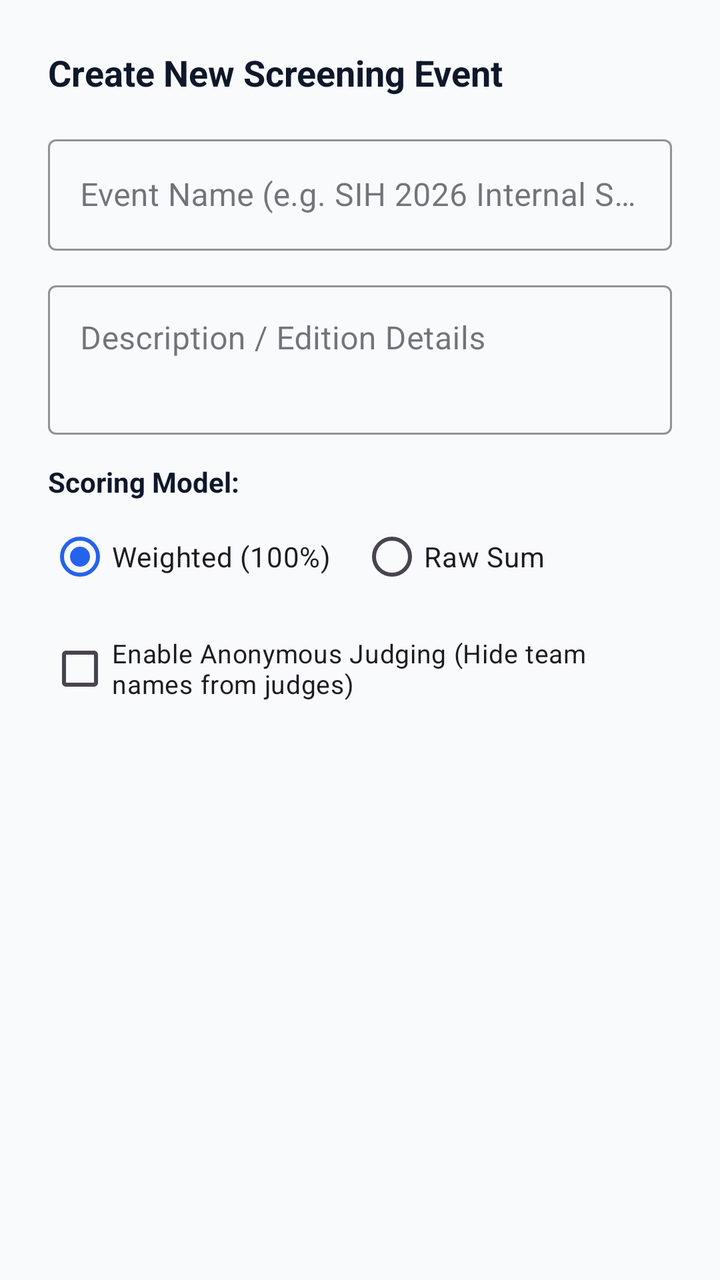
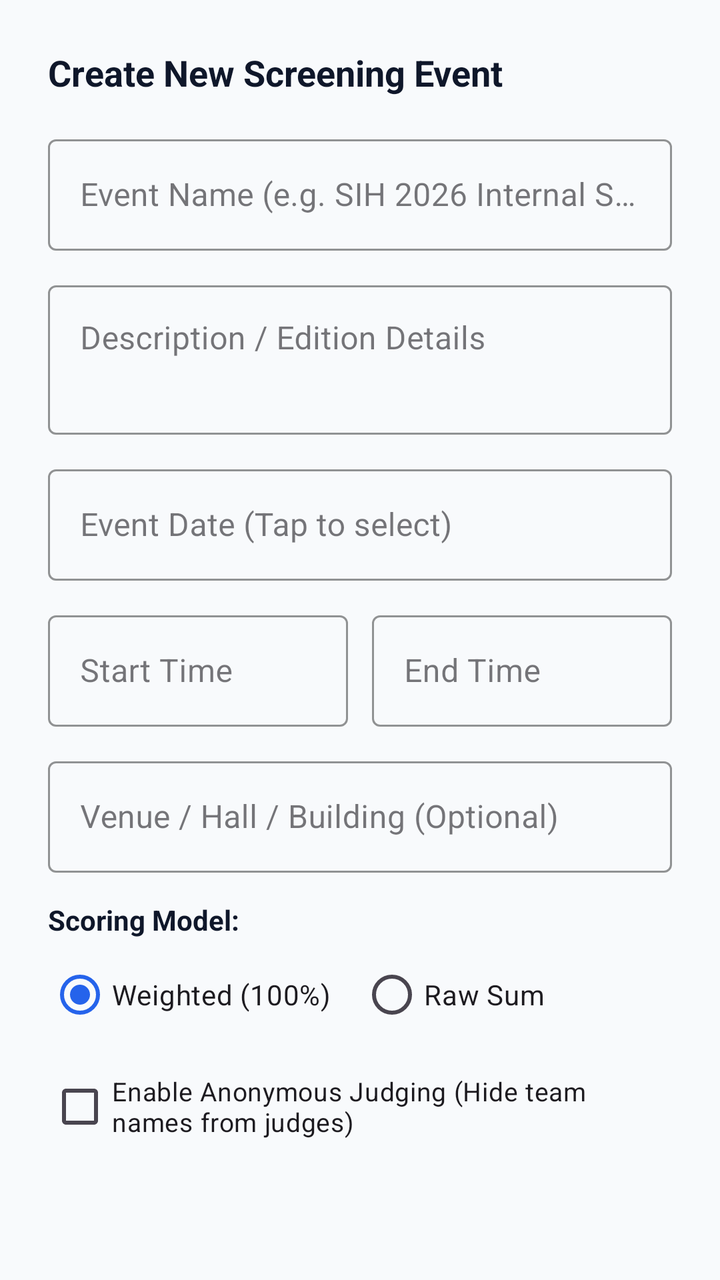

An Android layout rendered at two revisions. The XML below is the earlier revision; the diff shows what the commit changed to produce the second picture.
<!-- AndroidManifest.xml: application theme Theme.Judgex -->
<!-- res/layout/dialog_add_event.xml -->
<?xml version="1.0" encoding="utf-8"?>
<LinearLayout xmlns:android="http://schemas.android.com/apk/res/android"
    xmlns:app="http://schemas.android.com/apk/res-auto"
    android:layout_width="match_parent"
    android:layout_height="wrap_content"
    android:orientation="vertical"
    android:padding="24dp">

    <TextView
        android:id="@+id/tvDialogTitle"
        android:layout_width="wrap_content"
        android:layout_height="wrap_content"
        android:text="Create New Screening Event"
        android:textColor="@color/text_primary"
        android:textSize="18sp"
        android:textStyle="bold" />

    <com.google.android.material.textfield.TextInputLayout
        android:id="@+id/tilEventName"
        style="@style/Widget.MaterialComponents.TextInputLayout.OutlinedBox"
        android:layout_width="match_parent"
        android:layout_height="wrap_content"
        android:layout_marginTop="16dp"
        android:hint="Event Name (e.g. SIH 2026 Internal Screening)"
        app:boxStrokeColor="@color/accent">

        <com.google.android.material.textfield.TextInputEditText
            android:id="@+id/etEventName"
            android:layout_width="match_parent"
            android:layout_height="wrap_content"
            android:inputType="textCapWords" />

    </com.google.android.material.textfield.TextInputLayout>

    <com.google.android.material.textfield.TextInputLayout
        android:id="@+id/tilEventDescription"
        style="@style/Widget.MaterialComponents.TextInputLayout.OutlinedBox"
        android:layout_width="match_parent"
        android:layout_height="wrap_content"
        android:layout_marginTop="12dp"
        android:hint="Description / Edition Details"
        app:boxStrokeColor="@color/accent">

        <com.google.android.material.textfield.TextInputEditText
            android:id="@+id/etEventDescription"
            android:layout_width="match_parent"
            android:layout_height="wrap_content"
            android:gravity="top|start"
            android:inputType="textMultiLine"
            android:minLines="2" />

    </com.google.android.material.textfield.TextInputLayout>

    <TextView
        android:layout_width="wrap_content"
        android:layout_height="wrap_content"
        android:layout_marginTop="14dp"
        android:text="Scoring Model:"
        android:textColor="@color/text_primary"
        android:textSize="14sp"
        android:textStyle="bold" />

    <RadioGroup
        android:id="@+id/rgScoringType"
        android:layout_width="match_parent"
        android:layout_height="wrap_content"
        android:layout_marginTop="4dp"
        android:orientation="horizontal">

        <RadioButton
            android:id="@+id/rbScoringWeighted"
            android:layout_width="0dp"
            android:layout_height="wrap_content"
            android:layout_weight="1"
            android:checked="true"
            android:text="Weighted (100%)" />

        <RadioButton
            android:id="@+id/rbScoringRaw"
            android:layout_width="0dp"
            android:layout_height="wrap_content"
            android:layout_weight="1"
            android:text="Raw Sum" />

    </RadioGroup>

    <com.google.android.material.checkbox.MaterialCheckBox
        android:id="@+id/cbAnonymousJudging"
        android:layout_width="match_parent"
        android:layout_height="wrap_content"
        android:layout_marginTop="8dp"
        android:text="Enable Anonymous Judging (Hide team names from judges)"
        android:textSize="13sp" />

</LinearLayout>
<!-- resources referenced by this layout -->
<resources>
  <color name="accent">#2563EB</color>
  <color name="text_primary">#0F172A</color>
  <style name="Theme.Judgex" parent="Theme.Material3.DayNight.NoActionBar">
          
          <item name="colorPrimary">@color/accent</item>
          <item name="colorPrimaryVariant">@color/primary_dark</item>
          <item name="colorOnPrimary">@color/white</item>
          
          <item name="colorSecondary">@color/accent_light</item>
          <item name="colorSecondaryVariant">@color/accent</item>
          <item name="colorOnSecondary">@color/white</item>
          
          <item name="android:statusBarColor">@color/primary</item>
          <item name="android:windowLightStatusBar">false</item>
          
          <item name="android:windowBackground">@color/background</item>
      </style>
  <color name="primary_dark">#020617</color>
  <color name="white">#FFFFFF</color>
  <color name="accent_light">#3B82F6</color>
  <color name="primary">#0F172A</color>
  <color name="background">#F8FAFC</color>
</resources>

<!-- the commit's change to res/layout/dialog_add_event.xml (unified diff, before → after) -->
@@ -1,95 +1,188 @@
 <?xml version="1.0" encoding="utf-8"?>
-<LinearLayout xmlns:android="http://schemas.android.com/apk/res/android"
+<ScrollView xmlns:android="http://schemas.android.com/apk/res/android"
     xmlns:app="http://schemas.android.com/apk/res-auto"
     android:layout_width="match_parent"
-    android:layout_height="wrap_content"
-    android:orientation="vertical"
-    android:padding="24dp">
+    android:layout_height="wrap_content">
 
-    <TextView
-        android:id="@+id/tvDialogTitle"
-        android:layout_width="wrap_content"
-        android:layout_height="wrap_content"
-        android:text="Create New Screening Event"
-        android:textColor="@color/text_primary"
-        android:textSize="18sp"
-        android:textStyle="bold" />
-
-    <com.google.android.material.textfield.TextInputLayout
-        android:id="@+id/tilEventName"
-        style="@style/Widget.MaterialComponents.TextInputLayout.OutlinedBox"
+    <LinearLayout
         android:layout_width="match_parent"
         android:layout_height="wrap_content"
-        android:layout_marginTop="16dp"
-        android:hint="Event Name (e.g. SIH 2026 Internal Screening)"
-        app:boxStrokeColor="@color/accent">
+        android:orientation="vertical"
+        android:padding="24dp">
 
-        <com.google.android.material.textfield.TextInputEditText
-            android:id="@+id/etEventName"
+        <TextView
+            android:id="@+id/tvDialogTitle"
+            android:layout_width="wrap_content"
+            android:layout_height="wrap_content"
+            android:text="Create New Screening Event"
+            android:textColor="@color/text_primary"
+            android:textSize="18sp"
+            android:textStyle="bold" />
+
+        <com.google.android.material.textfield.TextInputLayout
+            android:id="@+id/tilEventName"
+            style="@style/Widget.MaterialComponents.TextInputLayout.OutlinedBox"
             android:layout_width="match_parent"
             android:layout_height="wrap_content"
-            android:inputType="textCapWords" />
+            android:layout_marginTop="16dp"
+            android:hint="Event Name (e.g. SIH 2026 Internal Screening)"
+            app:boxStrokeColor="@color/accent">
 
-    </com.google.android.material.textfield.TextInputLayout>
+            <com.google.android.material.textfield.TextInputEditText
+                android:id="@+id/etEventName"
+                android:layout_width="match_parent"
+                android:layout_height="wrap_content"
+                android:inputType="textCapWords" />
 
-    <com.google.android.material.textfield.TextInputLayout
-        android:id="@+id/tilEventDescription"
-        style="@style/Widget.MaterialComponents.TextInputLayout.OutlinedBox"
-        android:layout_width="match_parent"
-        android:layout_height="wrap_content"
-        android:layout_marginTop="12dp"
-        android:hint="Description / Edition Details"
-        app:boxStrokeColor="@color/accent">
+        </com.google.android.material.textfield.TextInputLayout>
 
-        <com.google.android.material.textfield.TextInputEditText
-            android:id="@+id/etEventDescription"
+        <com.google.android.material.textfield.TextInputLayout
+            android:id="@+id/tilEventDescription"
+            style="@style/Widget.MaterialComponents.TextInputLayout.OutlinedBox"
             android:layout_width="match_parent"
             android:layout_height="wrap_content"
-            android:gravity="top|start"
-            android:inputType="textMultiLine"
-            android:minLines="2" />
+            android:layout_marginTop="12dp"
+            android:hint="Description / Edition Details"
+            app:boxStrokeColor="@color/accent">
 
-    </com.google.android.material.textfield.TextInputLayout>
+            <com.google.android.material.textfield.TextInputEditText
+                android:id="@+id/etEventDescription"
+                android:layout_width="match_parent"
+                android:layout_height="wrap_content"
+                android:gravity="top|start"
+                android:inputType="textMultiLine"
+                android:minLines="2" />
 
-    <TextView
-        android:layout_width="wrap_content"
-        android:layout_height="wrap_content"
-        android:layout_marginTop="14dp"
-        android:text="Scoring Model:"
-        android:textColor="@color/text_primary"
-        android:textSize="14sp"
-        android:textStyle="bold" />
+        </com.google.android.material.textfield.TextInputLayout>
 
-    <RadioGroup
-        android:id="@+id/rgScoringType"
-        android:layout_width="match_parent"
-        android:layout_height="wrap_content"
-        android:layout_marginTop="4dp"
-        android:orientation="horizontal">
+        
+        <com.google.android.material.textfield.TextInputLayout
+            android:id="@+id/tilEventDate"
+            style="@style/Widget.MaterialComponents.TextInputLayout.OutlinedBox"
+            android:layout_width="match_parent"
+            android:layout_height="wrap_content"
+            android:layout_marginTop="12dp"
+            android:hint="Event Date (Tap to select)"
+            app:boxStrokeColor="@color/accent">
 
-        <RadioButton
-            android:id="@+id/rbScoringWeighted"
-            android:layout_width="0dp"
+            <com.google.android.material.textfield.TextInputEditText
+                android:id="@+id/etEventDate"
+                android:layout_width="match_parent"
+                android:layout_height="wrap_content"
+                android:cursorVisible="false"
+                android:focusable="false"
+                android:inputType="none" />
+
+        </com.google.android.material.textfield.TextInputLayout>
+
+        
+        <LinearLayout
+            android:layout_width="match_parent"
             android:layout_height="wrap_content"
-            android:layout_weight="1"
-            android:checked="true"
-            android:text="Weighted (100%)" />
+            android:layout_marginTop="12dp"
+            android:orientation="horizontal">
 
-        <RadioButton
-            android:id="@+id/rbScoringRaw"
-            android:layout_width="0dp"
+            <com.google.android.material.textfield.TextInputLayout
+                android:id="@+id/tilStartTime"
+                style="@style/Widget.MaterialComponents.TextInputLayout.OutlinedBox"
+                android:layout_width="0dp"
+                android:layout_height="wrap_content"
+                android:layout_marginEnd="6dp"
+                android:layout_weight="1"
+                android:hint="Start Time"
+                app:boxStrokeColor="@color/accent">
+
+                <com.google.android.material.textfield.TextInputEditText
+                    android:id="@+id/etStartTime"
+                    android:layout_width="match_parent"
+                    android:layout_height="wrap_content"
+                    android:cursorVisible="false"
+                    android:focusable="false"
+                    android:inputType="none" />
+
+            </com.google.android.material.textfield.TextInputLayout>
+
+            <com.google.android.material.textfield.TextInputLayout
+                android:id="@+id/tilEndTime"
+                style="@style/Widget.MaterialComponents.TextInputLayout.OutlinedBox"
+                android:layout_width="0dp"
+                android:layout_height="wrap_content"
+                android:layout_marginStart="6dp"
+                android:layout_weight="1"
+                android:hint="End Time"
+                app:boxStrokeColor="@color/accent">
+
+                <com.google.android.material.textfield.TextInputEditText
+                    android:id="@+id/etEndTime"
+                    android:layout_width="match_parent"
+                    android:layout_height="wrap_content"
+                    android:cursorVisible="false"
+                    android:focusable="false"
+                    android:inputType="none" />
+
+            </com.google.android.material.textfield.TextInputLayout>
+
+        </LinearLayout>
+
+        
+        <com.google.android.material.textfield.TextInputLayout
+            android:id="@+id/tilEventVenue"
+            style="@style/Widget.MaterialComponents.TextInputLayout.OutlinedBox"
+            android:layout_width="match_parent"
             android:layout_height="wrap_content"
-            android:layout_weight="1"
-            android:text="Raw Sum" />
+            android:layout_marginTop="12dp"
+            android:hint="Venue / Hall / Building (Optional)"
+            app:boxStrokeColor="@color/accent">
 
-    </RadioGroup>
+            <com.google.android.material.textfield.TextInputEditText
+                android:id="@+id/etEventVenue"
+                android:layout_width="match_parent"
+                android:layout_height="wrap_content"
+                android:inputType="textCapWords" />
 
-    <com.google.android.material.checkbox.MaterialCheckBox
-        android:id="@+id/cbAnonymousJudging"
-        android:layout_width="match_parent"
-        android:layout_height="wrap_content"
-        android:layout_marginTop="8dp"
-        android:text="Enable Anonymous Judging (Hide team names from judges)"
-        android:textSize="13sp" />
+        </com.google.android.material.textfield.TextInputLayout>
 
-</LinearLayout>
+        <TextView
+            android:layout_width="wrap_content"
+            android:layout_height="wrap_content"
+            android:layout_marginTop="14dp"
+            android:text="Scoring Model:"
+            android:textColor="@color/text_primary"
+            android:textSize="14sp"
+            android:textStyle="bold" />
+
+        <RadioGroup
+            android:id="@+id/rgScoringType"
+            android:layout_width="match_parent"
+            android:layout_height="wrap_content"
+            android:layout_marginTop="4dp"
+            android:orientation="horizontal">
+
+            <RadioButton
+                android:id="@+id/rbScoringWeighted"
+                android:layout_width="0dp"
+                android:layout_height="wrap_content"
+                android:layout_weight="1"
+                android:checked="true"
+                android:text="Weighted (100%)" />
+
+            <RadioButton
+                android:id="@+id/rbScoringRaw"
+                android:layout_width="0dp"
+                android:layout_height="wrap_content"
+                android:layout_weight="1"
+                android:text="Raw Sum" />
+
+        </RadioGroup>
+
+        <com.google.android.material.checkbox.MaterialCheckBox
+            android:id="@+id/cbAnonymousJudging"
+            android:layout_width="match_parent"
+            android:layout_height="wrap_content"
+            android:layout_marginTop="8dp"
+            android:text="Enable Anonymous Judging (Hide team names from judges)"
+            android:textSize="13sp" />
+
+    </LinearLayout>
+
+</ScrollView>
